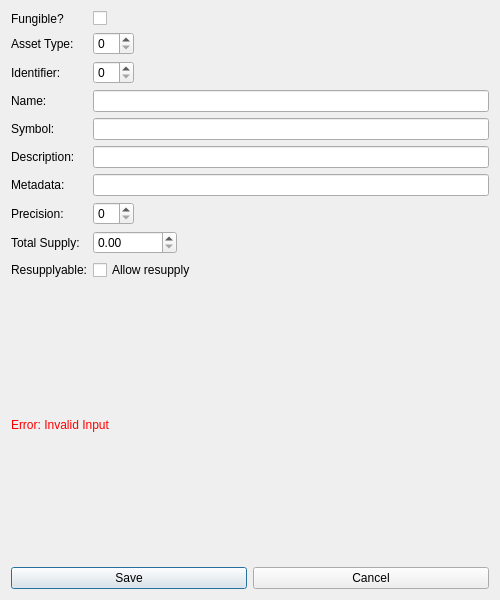
The window that src/qt/forms/sparkassetdialog.ui (firoorg/firo) describes before a commit, drawn with Qt 5.
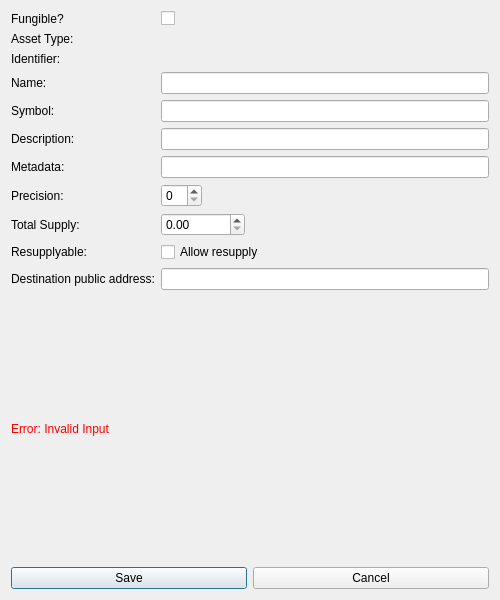
The same window after the commit. Custom widgets are drawn as their Qt base class.

Commit message: Spats GUI enhancements, in spark asset dialog:  * Supporting 64-bit integer input for asset type & identifier  * Adding input for destination public address

Diff of the .ui file:
```diff
--- a/src/qt/forms/sparkassetdialog.ui
+++ b/src/qt/forms/sparkassetdialog.ui
@@ -39,7 +39,7 @@
       </widget>
      </item>
      <item row="1" column="1">
-      <widget class="QSpinBox" name="assetTypeSpinBox"/>
+      <widget class="QUInt64SpinBox" name="assetTypeSpinBox"/>
      </item>
 
      <item row="2" column="0">
@@ -50,7 +50,7 @@
       </widget>
      </item>
      <item row="2" column="1">
-      <widget class="QSpinBox" name="identifierSpinBox"/>
+      <widget class="QUInt64SpinBox" name="identifierSpinBox"/>
      </item>
 
      <item row="3" column="0">
@@ -138,6 +138,17 @@
       </widget>
      </item>
 
+     <item row="10" column="0">
+      <widget class="QLabel" name="labelDestinationPublicAddress">
+       <property name="text">
+        <string>Destination public address:</string>
+       </property>
+      </widget>
+     </item>
+     <item row="10" column="1">
+      <widget class="QLineEdit" name="destinationPublicAddressEdit"/>
+     </item>
+
     </layout>
    </item>
    
@@ -177,6 +188,12 @@
    </item>
   </layout>
  </widget>
+ <customwidgets>
+   <customwidget>
+     <class>QUInt64SpinBox</class>
+     <propertyspecifications/>
+   </customwidget>
+ </customwidgets>
  <resources/>
  <connections/>
 </ui>
```
The commit also changes 6 other files.
